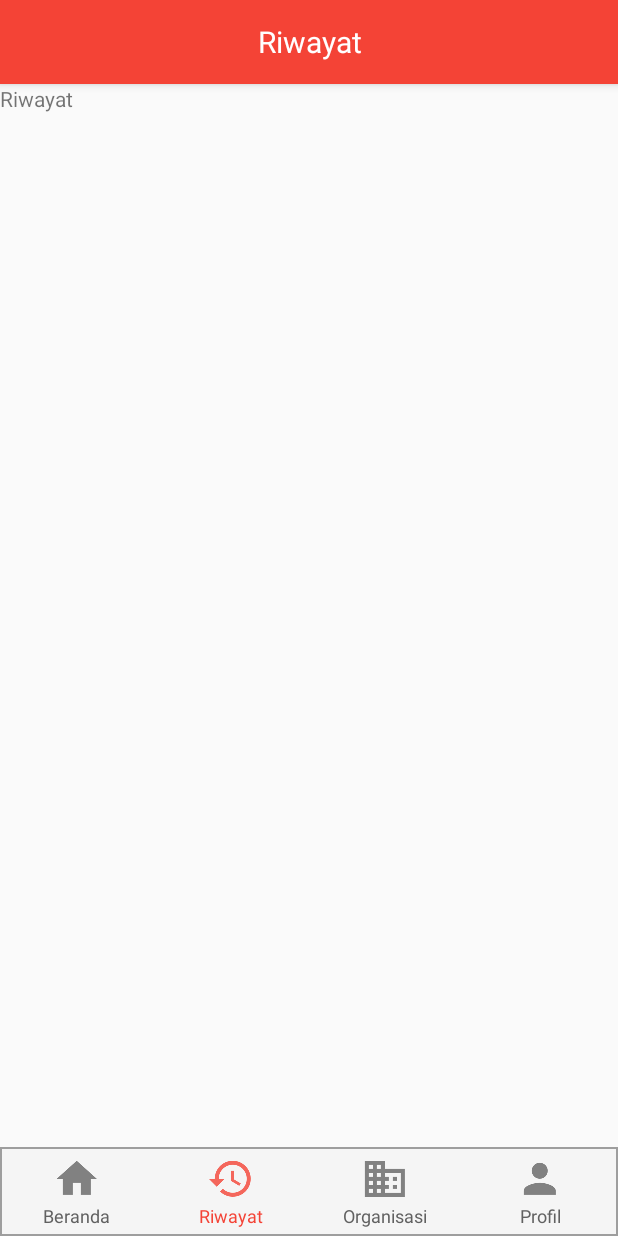
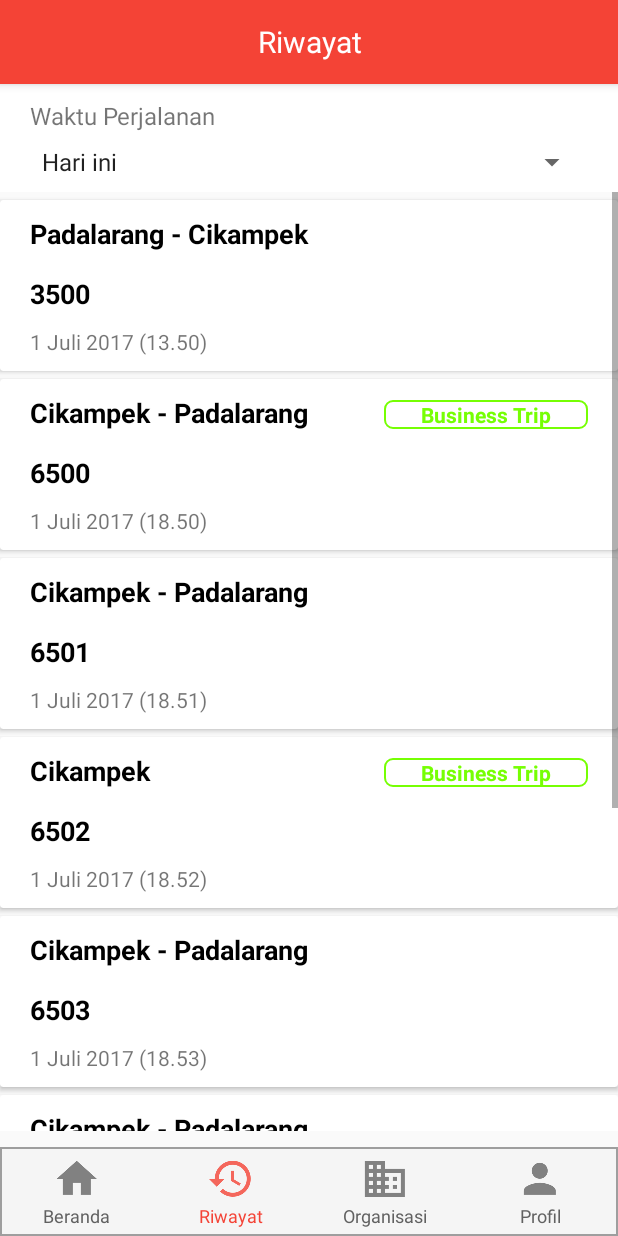
Before and after one commit to martinock/BayarTol-android, an Android app: the screen it shows after launch (MainActivity), after a tap on "Riwayat", on a phone screen of 412 x 824 dp. Run offline under Robolectric (Android 15) with nearby library versions, the phone set to English and light mode, and no system bars; 3 other taps on this screen came first.

Commit message:
Add history page fragment without data

```diff
--- a/app/build.gradle
+++ b/app/build.gradle
@@ -25,7 +25,8 @@ dependencies {
         exclude group: 'com.android.support', module: 'support-annotations'
     })
     compile 'com.android.support:appcompat-v7:25.3.1'
-    compile 'com.android.support.constraint:constraint-layout:1.0.1'
+    compile 'com.android.support:recyclerview-v7:25.3.1'
+    compile 'com.android.support:cardview-v7:25.3.1'
     compile 'com.android.support:support-v4:25.3.1'
     compile 'me.dm7.barcodescanner:zxing:1.9.3'
     testCompile 'junit:junit:4.12'
--- /dev/null
+++ b/app/src/main/java/com/upiki/bayartol/Adapter/PaymentAdapter.java
@@ -0,0 +1,81 @@
+package com.upiki.bayartol.Adapter;
+
+import android.support.v7.widget.RecyclerView;
+import android.view.LayoutInflater;
+import android.view.View;
+import android.view.ViewGroup;
+import android.widget.TextView;
+
+import com.upiki.bayartol.R;
+import com.upiki.bayartol.model.Payment;
+
+import java.util.List;
+
+/**
+ * An adapter to payment recycler view.
+ * @author Martino Christanto Khuangga <martino.aksel.11@gmail.com>
+ * @since 2017.07.01
+ */
+
+public class PaymentAdapter extends
+        RecyclerView.Adapter<
+                PaymentAdapter.PaymentViewHolder> {
+    private List<Payment> paymentList;
+
+    public class PaymentViewHolder
+            extends RecyclerView.ViewHolder {
+        public TextView tvPaymentLocation;
+        public TextView tvPaymentCost;
+        public TextView tvPaymentDate;
+        public TextView tvBusinessTrip;
+
+        public PaymentViewHolder(View itemView) {
+            super(itemView);
+            tvPaymentLocation =
+                    (TextView) itemView.findViewById(
+                            R.id.tv_payment_gate
+                    );
+            tvPaymentCost=
+                    (TextView) itemView.findViewById(
+                            R.id.tv_payment_cost
+                    );
+            tvPaymentDate =
+                    (TextView) itemView.findViewById(
+                            R.id.tv_payment_date
+                    );
+            tvBusinessTrip =
+                    (TextView) itemView.findViewById(
+                            R.id.tv_history_business_trip
+                    );
+        }
+    }
+
+    public PaymentAdapter(List<Payment> paymentList) {
+        this.paymentList = paymentList;
+    }
+
+    @Override
+    public PaymentViewHolder onCreateViewHolder(ViewGroup parent, int viewType) {
+        View view = LayoutInflater.from(parent.getContext())
+                .inflate(R.layout.item_payment_history, parent, false);
+        return new PaymentViewHolder(view);
+    }
+
+    @Override
+    public void onBindViewHolder(PaymentViewHolder holder, int position) {
+        Payment payment = paymentList.get(position);
+        holder.tvPaymentLocation.setText(payment.getPaymentLocation());
+        String formatedCost = String.valueOf(payment.getPaymentCost());
+        holder.tvPaymentCost.setText(formatedCost);
+        holder.tvPaymentDate.setText(payment.getPaymentDate());
+        holder.tvBusinessTrip.setVisibility(
+                payment.isBusinessTrip()
+                        ? View.VISIBLE
+                        : View.GONE);
+    }
+
+    @Override
+    public int getItemCount() {
+        return paymentList.size();
+    }
+}
--- /dev/null
+++ b/app/src/main/java/com/upiki/bayartol/model/Payment.java
@@ -0,0 +1,100 @@
+package com.upiki.bayartol.model;
+
+/**
+ * A class representing payment item.
+ * @author Martino Christanto Khuangga <martino.aksel.11@gmail.com>
+ * @since 2017.07.01
+ */
+
+public class Payment {
+    private String paymentLocation;
+    private long paymentCost;
+    private String paymentDate;
+    private boolean isBusinessTrip;
+
+    /**
+     * Default constructor to create payment object.
+     * @param paymentLocation the location of payment
+     * @param paymentCost the cost user need to pay
+     * @param paymentDate the time of payment
+     * @param isBusinessTrip user's business trip mark
+     */
+    public Payment(
+            String paymentLocation,
+            long paymentCost,
+            String paymentDate,
+            boolean isBusinessTrip) {
+        this.paymentLocation = paymentLocation;
+        this.paymentCost = paymentCost;
+        this.paymentDate = paymentDate;
+        this.isBusinessTrip = isBusinessTrip;
+    }
+
+    /**
+     * A method to get the payment location.
+     * @return payment location
+     */
+    public String getPaymentLocation() {
+        return paymentLocation;
+    }
+
+    /**
+     * A method to get the payment cost.
+     * @return payment cost
+     */
+    public long getPaymentCost() {
+        return paymentCost;
+    }
+
+    /**
+     * A method to get the payment date.
+     * @return payment date
+     */
+    public String getPaymentDate() {
+        return paymentDate;
+    }
+
+    /**
+     * A method to get the business trip mark.
+     * @return business trip mark
+     */
+    public boolean isBusinessTrip() {
+        return isBusinessTrip;
+    }
+
+    /**
+     * A method to set the payment location with
+     * value gotten from API.
+     * @param paymentLocation the payment location
+     */
+    public void setPaymentLocation(String paymentLocation) {
+        this.paymentLocation = paymentLocation;
+    }
+
+    /**
+     * A method to set payment cost with value
+     * gotten from API.
+     * @param paymentCost the payment cost
+     */
+    public void setPaymentCost(long paymentCost) {
+        this.paymentCost = paymentCost;
+    }
+
+    /**
+     * A method to set payment date with value
+     * gotten from API.
+     * @param paymentDate the payment date
+     */
+    public void setPaymentDate(String paymentDate) {
+        this.paymentDate = paymentDate;
+    }
+
+    /**
+     * A method to set business trip mark with value
+     * gotten from API.
+     * @param isBusinessTrip business trip mark
+     */
+    public void setBusinessTrip(boolean isBusinessTrip) {
+        this.isBusinessTrip = isBusinessTrip;
+    }
+}
--- a/app/src/main/java/com/upiki/bayartol/page/history/HistoryFragment.java
+++ b/app/src/main/java/com/upiki/bayartol/page/history/HistoryFragment.java
@@ -3,17 +3,30 @@ package com.upiki.bayartol.page.history;
 
 import android.os.Bundle;
 import android.support.v4.app.Fragment;
+import android.support.v7.widget.DefaultItemAnimator;
+import android.support.v7.widget.LinearLayoutManager;
+import android.support.v7.widget.RecyclerView;
 import android.view.LayoutInflater;
 import android.view.View;
 import android.view.ViewGroup;
+import android.widget.Spinner;
 
+import com.upiki.bayartol.Adapter.PaymentAdapter;
 import com.upiki.bayartol.R;
+import com.upiki.bayartol.model.Payment;
+
+import java.util.ArrayList;
+import java.util.List;
 
 /**
  * A simple {@link Fragment} subclass.
  */
 public class HistoryFragment extends Fragment {
 
+    private List<Payment> paymentList = new ArrayList<>();
+    private RecyclerView recyclerView;
+    private PaymentAdapter mAdapter;
+    private Spinner spinnerPaymentTime;
 
     public HistoryFragment() {
         // Required empty public constructor
@@ -23,8 +36,80 @@ public class HistoryFragment extends Fragment {
     @Override
     public View onCreateView(LayoutInflater inflater, ViewGroup container,
                              Bundle savedInstanceState) {
-        // Inflate the layout for this fragment
-        return inflater.inflate(R.layout.fragment_history, container, false);
+        View view = inflater.inflate(R.layout.fragment_history, container, false);
+
+        recyclerView =
+                (RecyclerView) view.findViewById(R.id.rv_transaction_history);
+        mAdapter = new PaymentAdapter(paymentList);
+        RecyclerView.LayoutManager layoutManager =
+                new LinearLayoutManager(getActivity());
+        recyclerView.setLayoutManager(layoutManager);
+        recyclerView.setItemAnimator(new DefaultItemAnimator());
+        recyclerView.setAdapter(mAdapter);
+
+        getPaymentData();
+
+        return view;
     }
 
+    //TODO : get the payment data from API.
+    private void getPaymentData() {
+        Payment payment = new Payment(
+                "Padalarang - Cikampek",
+                3500,
+                "1 Juli 2017 (13.50)",
+                false);
+        paymentList.add(payment);
+
+        payment = new Payment(
+                "Cikampek - Padalarang",
+                6500,
+                "1 Juli 2017 (18.50)",
+                true);
+        paymentList.add(payment);
+
+        payment = new Payment(
+                "Cikampek - Padalarang",
+                6501,
+                "1 Juli 2017 (18.51)",
+                false);
+        paymentList.add(payment);
+
+        payment = new Payment(
+                "Cikampek",
+                6502,
+                "1 Juli 2017 (18.52)",
+                true);
+        paymentList.add(payment);
+
+        payment = new Payment(
+                "Cikampek - Padalarang",
+                6503,
+                "1 Juli 2017 (18.53)",
+                false);
+        paymentList.add(payment);
+
+        payment = new Payment(
+                "Cikampek - Padalarang",
+                6504,
+                "1 Juli 2017 (18.54)",
+                false);
+        paymentList.add(payment);
+
+        payment = new Payment(
+                "Cikampek - Padalarang",
+                6505,
+                "1 Juli 2017 (18.55)",
+                false);
+        paymentList.add(payment);
+
+        payment = new Payment(
+                "Cikampek - Padalarang",
+                6506,
+                "1 Juli 2017 (18.56)",
+                false);
+        paymentList.add(payment);
+
+        mAdapter.notifyDataSetChanged();
+    }
 }
--- /dev/null
+++ b/app/src/main/res/drawable/green_outer_box.xml
@@ -0,0 +1,9 @@
+<?xml version="1.0" encoding="utf-8"?>
+<shape xmlns:android="http://schemas.android.com/apk/res/android"
+    android:shape="rectangle">
+    <stroke
+        android:width="1dp"
+        android:color="@color/colorAccent" />
+    <corners
+        android:radius="@dimen/_5dp"/>
+</shape>
--- a/app/src/main/res/layout/fragment_history.xml
+++ b/app/src/main/res/layout/fragment_history.xml
@@ -1,13 +1,45 @@
-<FrameLayout xmlns:android="http://schemas.android.com/apk/res/android"
+<LinearLayout xmlns:android="http://schemas.android.com/apk/res/android"
     xmlns:tools="http://schemas.android.com/tools"
     android:layout_width="match_parent"
     android:layout_height="match_parent"
+    android:paddingBottom="@dimen/_70dp"
+    android:orientation="vertical"
     tools:context="com.upiki.bayartol.page.history.HistoryFragment">
 
-    <!-- TODO: Update blank fragment layout -->
-    <TextView
+    <LinearLayout
         android:layout_width="match_parent"
-        android:layout_height="match_parent"
-        android:text="@string/history" />
+        android:layout_height="wrap_content"
+        android:orientation="vertical"
+        android:paddingTop="@dimen/_10dp"
+        android:background="@color/cardview_light_background">
 
-</FrameLayout>
+        <TextView
+            android:layout_width="match_parent"
+            android:layout_height="match_parent"
+            android:text="@string/history_trip_time"
+            android:textSize="@dimen/f_16sp"
+            android:layout_marginLeft="@dimen/_20dp"
+            android:layout_marginStart="@dimen/_20dp"
+            android:layout_marginRight="@dimen/_20dp"
+            android:layout_marginEnd="@dimen/_20dp"/>
+
+        <Spinner
+            android:id="@+id/spinner_trip_time"
+            android:layout_width="match_parent"
+            android:layout_height="@dimen/_40dp"
+            android:layout_marginLeft="@dimen/_20dp"
+            android:layout_marginStart="@dimen/_20dp"
+            android:layout_marginRight="@dimen/_20dp"
+            android:layout_marginEnd="@dimen/_20dp"
+            android:entries="@array/history_trip_times"
+            android:prompt="@string/home_payment_method_prompt"/>
+
+    </LinearLayout>
+
+    <android.support.v7.widget.RecyclerView
+        android:id="@+id/rv_transaction_history"
+        android:layout_width="match_parent"
+        android:layout_height="wrap_content"
+        android:scrollbars="vertical"/>
+
+</LinearLayout>
--- /dev/null
+++ b/app/src/main/res/layout/item_payment_history.xml
@@ -0,0 +1,79 @@
+<?xml version="1.0" encoding="utf-8"?>
+<android.support.v7.widget.CardView
+    xmlns:android="http://schemas.android.com/apk/res/android"
+    android:layout_width="match_parent"
+    android:layout_height="wrap_content"
+    android:layout_marginTop="@dimen/_5dp">
+
+    <LinearLayout
+        android:layout_width="match_parent"
+        android:layout_height="match_parent"
+        android:orientation="vertical">
+
+        <LinearLayout
+            android:layout_width="match_parent"
+            android:layout_height="wrap_content"
+            android:layout_marginTop="@dimen/_10dp"
+            android:orientation="horizontal">
+
+            <TextView
+                android:id="@+id/tv_payment_gate"
+                android:layout_width="@dimen/_0dp"
+                android:layout_weight="5"
+                android:layout_height="wrap_content"
+                android:textSize="@dimen/f_18sp"
+                android:layout_marginLeft="@dimen/_20dp"
+                android:layout_marginStart="@dimen/_20dp"
+                android:layout_marginRight="@dimen/_10dp"
+                android:layout_marginEnd="@dimen/_10dp"
+                android:layout_marginBottom="@dimen/_15dp"
+                android:text="@string/history_init_payment_gate"
+                android:textColor="@color/black"
+                android:textStyle="bold"/>
+
+            <TextView
+                android:id="@+id/tv_history_business_trip"
+                android:layout_width="@dimen/_0dp"
+                android:layout_weight="3"
+                android:layout_height="wrap_content"
+                android:text="@string/history_business_trip"
+                android:textSize="@dimen/f_14sp"
+                android:textColor="@color/colorAccent"
+                android:textStyle="bold"
+                android:gravity="center"
+                android:background="@drawable/green_outer_box"
+                android:paddingLeft="@dimen/_5dp"
+                android:paddingStart="@dimen/_5dp"
+                android:paddingRight="@dimen/_5dp"
+                android:paddingEnd="@dimen/_5dp"
+                android:layout_marginRight="@dimen/_20dp"
+                android:layout_marginEnd="@dimen/_20dp"/>
+        </LinearLayout>
+
+        <TextView
+            android:id="@+id/tv_payment_cost"
+            android:layout_width="match_parent"
+            android:layout_height="wrap_content"
+            android:layout_marginLeft="@dimen/_20dp"
+            android:layout_marginStart="@dimen/_20dp"
+            android:layout_marginRight="@dimen/_20dp"
+            android:layout_marginEnd="@dimen/_20dp"
+            android:layout_marginBottom="@dimen/_10dp"
+            android:text="@string/history_init_payment_cost"
+            android:textSize="@dimen/f_18sp"
+            android:textColor="@color/black"
+            android:textStyle="bold"/>
+
+        <TextView
+            android:id="@+id/tv_payment_date"
+            android:layout_width="match_parent"
+            android:layout_height="wrap_content"
+            android:layout_marginLeft="@dimen/_20dp"
+            android:layout_marginStart="@dimen/_20dp"
+            android:layout_marginRight="@dimen/_20dp"
+            android:layout_marginEnd="@dimen/_20dp"
+            android:layout_marginBottom="@dimen/_10dp"
+            android:text="@string/history_init_payment_time"/>
+    </LinearLayout>
+
+</android.support.v7.widget.CardView>
--- a/app/src/main/res/values/dimen.xml
+++ b/app/src/main/res/values/dimen.xml
@@ -4,6 +4,7 @@
     <dimen name="f_12sp">12sp</dimen>
     <dimen name="f_14sp">14sp</dimen>
     <dimen name="f_16sp">16sp</dimen>
+    <dimen name="f_18sp">18sp</dimen>
     <dimen name="f_20sp">20sp</dimen>
     <dimen name="f_24sp">24sp</dimen>
     <dimen name="f_34sp">34sp</dimen>
@@ -15,10 +16,12 @@
     <dimen name="_2dp">2dp</dimen>
     <dimen name="_5dp">5dp</dimen>
     <dimen name="_10dp">10dp</dimen>
+    <dimen name="_15dp">15dp</dimen>
     <dimen name="_20dp">20dp</dimen>
     <dimen name="_40dp">40dp</dimen>
     <dimen name="_60dp">60dp</dimen>
     <dimen name="_70dp">70dp</dimen>
+    <dimen name="_170dp">170dp</dimen>
     <dimen name="_200dp">200dp</dimen>
 
 </resources>
--- a/app/src/main/res/values/strings.xml
+++ b/app/src/main/res/values/strings.xml
@@ -27,6 +27,16 @@
     <string name="history_trip_time">Waktu Perjalanan</string>
     <string name="history_today">Hari ini</string>
     <string name="history_business_trip">Business Trip</string>
+    <string-array name="history_trip_times">
+        <item>Hari ini</item>
+        <item>Kemarin</item>
+        <item>1 minggu yang lalu</item>
+        <item>1 bulan yang lalu</item>
+        <item>> 1 bulan yang lalu </item>
+    </string-array>
+    <string name="history_init_payment_gate">Nama Gerbang Tol</string>
+    <string name="history_init_payment_cost">Rp 3.500</string>
+    <string name="history_init_payment_time">1 Juli 2017 (13.50)</string>
 
     <!--Error-->
 </resources>
```
